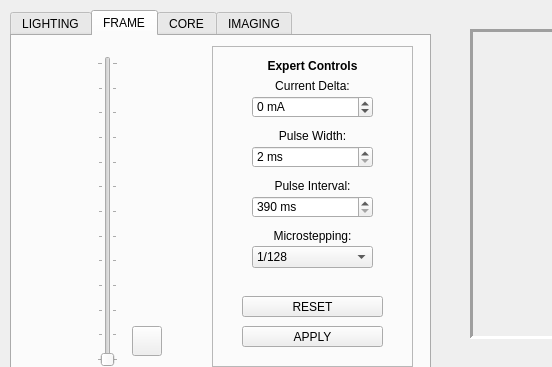
Qt form _ui/Clinostat.ui (CoSE-Jerry/3D-Clinostat) before a commit; both pictures show x 0 to 552 and y 0 to 367 of the 800 by 480 pixel window.
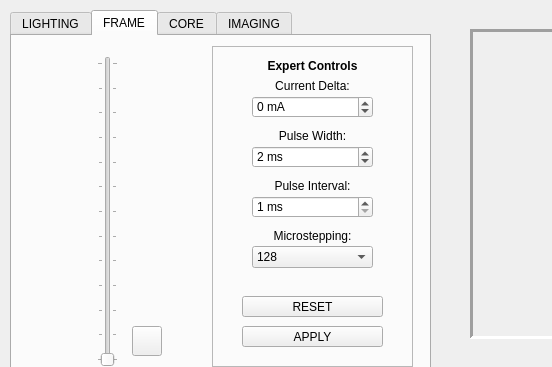
The same form after that commit. Icons and pictures are not drawn.

```diff
--- a/_ui/Clinostat.ui
+++ b/_ui/Clinostat.ui
@@ -553,7 +553,7 @@
         <string/>
        </property>
        <property name="minimum">
-        <number>2</number>
+        <number>1</number>
        </property>
        <property name="maximum">
         <number>1000</number>
@@ -575,7 +575,7 @@
         <string> ms</string>
        </property>
        <property name="minimum">
-        <number>390</number>
+        <number>1</number>
        </property>
        <property name="maximum">
         <number>100000</number>
@@ -655,6 +655,9 @@
          <height>22</height>
         </rect>
        </property>
+       <property name="currentText">
+        <string>128</string>
+       </property>
        <property name="currentIndex">
         <number>7</number>
        </property>
@@ -695,7 +698,7 @@
        </item>
        <item>
         <property name="text">
-         <string>1/128</string>
+         <string>128</string>
         </property>
        </item>
       </widget>
```
Left out of the diff: 35 changed lines with no effect on the pictures.
